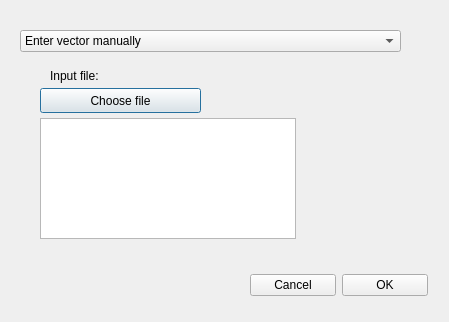
Before: the Qt Designer form GUI/frequencies_dialog.ui in Isaac-Martinez-Forte/QFTbx, drawn with Qt 5.
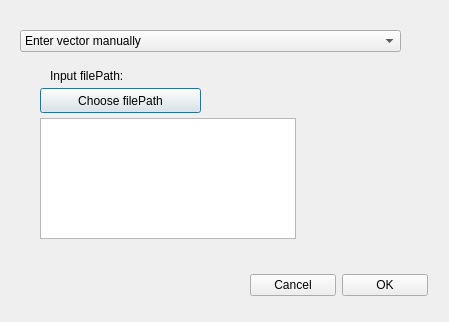
After: the same form once the commit is applied. The open tabs and pages were chosen to show the change.

Diff of the .ui file:
```diff
--- a/GUI/frequencies_dialog.ui
+++ b/GUI/frequencies_dialog.ui
@@ -192,7 +192,7 @@
          </rect>
         </property>
         <property name="text">
-         <string>Choose file</string>
+         <string>Choose filePath</string>
         </property>
        </widget>
        <widget class="QTextBrowser" name="mosFic">
@@ -215,7 +215,7 @@
          </rect>
         </property>
         <property name="text">
-         <string>Input file:</string>
+         <string>Input filePath:</string>
         </property>
        </widget>
       </widget>
```
Left out of the diff: 28 changed lines with no effect on the pictures.
